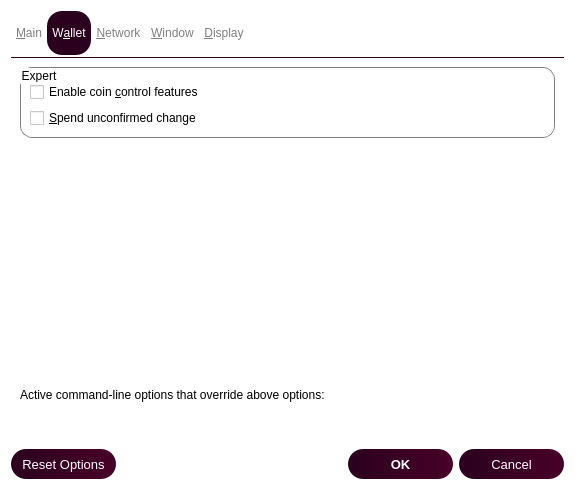
This is src/qt/forms/optionsdialog.ui in noirofficial/noir as Qt 5 draws it before an edit. The edited form follows.
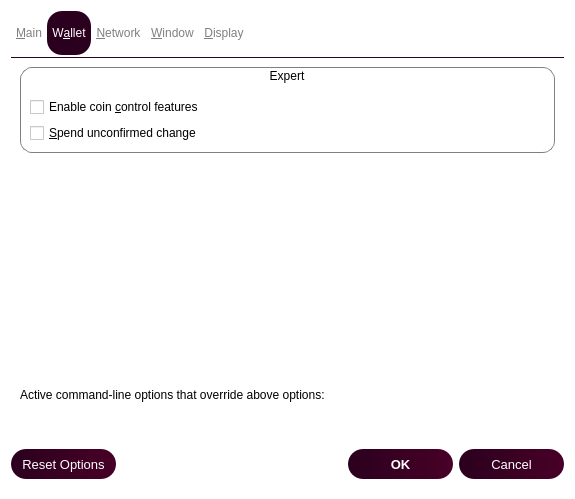
This is the edited form. Custom widgets are drawn as their Qt base class.

Commit message: fix layout spacings

Patch:
```diff
--- a/src/qt/forms/optionsdialog.ui
+++ b/src/qt/forms/optionsdialog.ui
@@ -190,6 +190,9 @@
          <property name="title">
           <string>Expert</string>
          </property>
+         <property name="alignment">
+          <set>Qt::AlignCenter</set>
+         </property>
          <layout class="QVBoxLayout" name="verticalLayout_2">
           <item>
            <spacer name="verticalSpacer">
@@ -202,7 +205,7 @@
             <property name="sizeHint" stdset="0">
              <size>
               <width>20</width>
-              <height>5</height>
+              <height>20</height>
              </size>
             </property>
            </spacer>
```
The commit also changes 1 other file.
